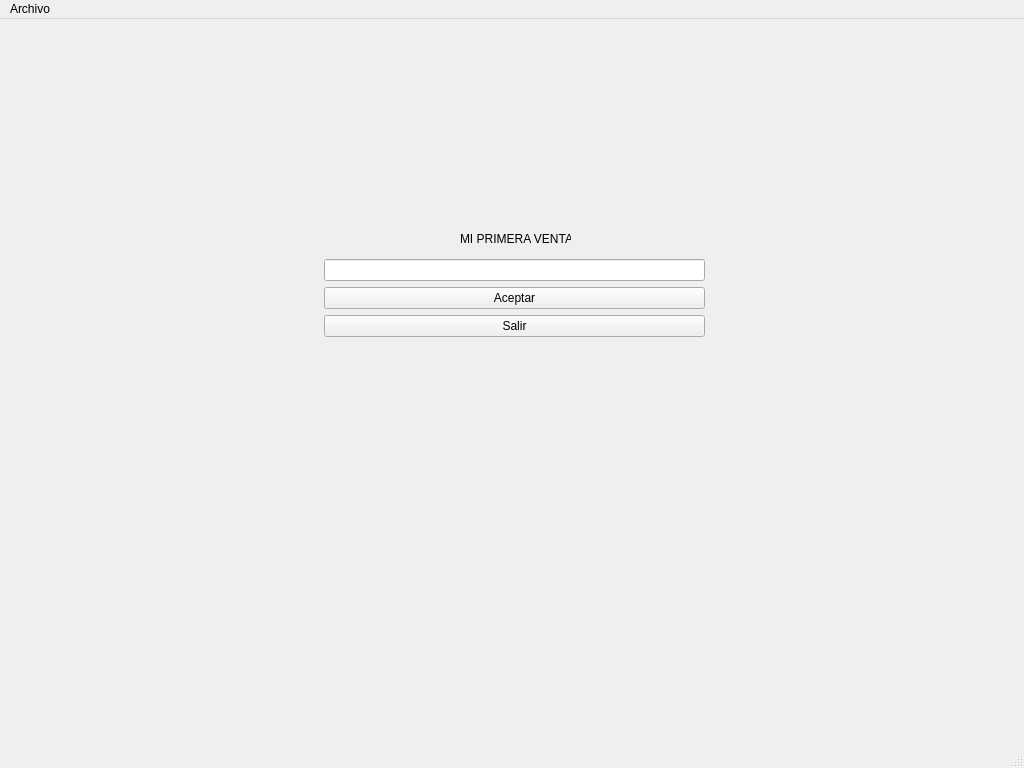
PanicoEstaCogido123/lagopaz, file window.ui: the form before one commit.
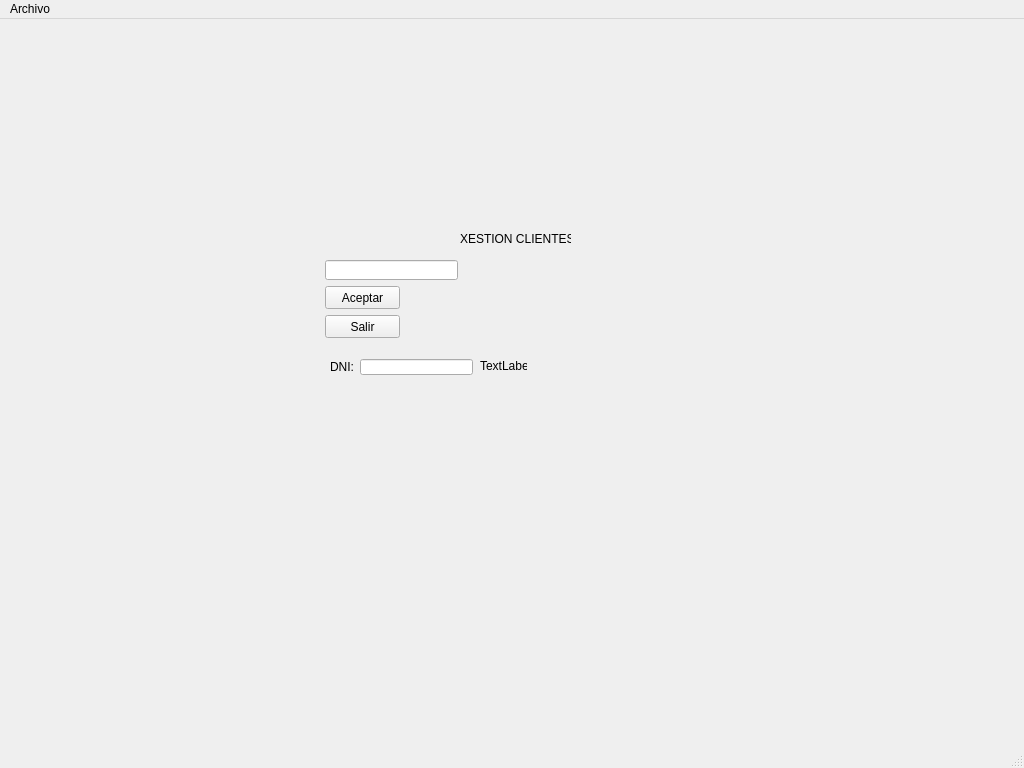
The form after the commit.

Commit message: Modulo clientes

```diff
--- a/window.ui
+++ b/window.ui
@@ -24,37 +24,80 @@
      </rect>
     </property>
     <property name="text">
-     <string>MI PRIMERA VENTANA</string>
+     <string>XESTION CLIENTES</string>
     </property>
    </widget>
-   <widget class="QWidget" name="">
+   <widget class="QLabel" name="lblDNI">
     <property name="geometry">
      <rect>
-      <x>324</x>
-      <y>240</y>
-      <width>381</width>
-      <height>80</height>
+      <x>330</x>
+      <y>340</y>
+      <width>31</width>
+      <height>16</height>
      </rect>
     </property>
-    <layout class="QGridLayout" name="gridLayout">
-     <item row="0" column="0">
-      <widget class="QLineEdit" name="txtDatos"/>
-     </item>
-     <item row="1" column="0">
-      <widget class="QPushButton" name="btnAceptar">
-       <property name="text">
-        <string>Aceptar</string>
-       </property>
-      </widget>
-     </item>
-     <item row="2" column="0">
-      <widget class="QPushButton" name="btnSalir">
-       <property name="text">
-        <string>Salir</string>
-       </property>
-      </widget>
-     </item>
-    </layout>
+    <property name="text">
+     <string>DNI:</string>
+    </property>
+   </widget>
+   <widget class="QLineEdit" name="lineEdit">
+    <property name="geometry">
+     <rect>
+      <x>360</x>
+      <y>340</y>
+      <width>113</width>
+      <height>16</height>
+     </rect>
+    </property>
+   </widget>
+   <widget class="QLabel" name="label">
+    <property name="geometry">
+     <rect>
+      <x>480</x>
+      <y>340</y>
+      <width>47</width>
+      <height>13</height>
+     </rect>
+    </property>
+    <property name="text">
+     <string>TextLabel</string>
+    </property>
+   </widget>
+   <widget class="QLineEdit" name="txtDatos">
+    <property name="geometry">
+     <rect>
+      <x>325</x>
+      <y>241</y>
+      <width>133</width>
+      <height>20</height>
+     </rect>
+    </property>
+   </widget>
+   <widget class="QPushButton" name="btnAceptar">
+    <property name="geometry">
+     <rect>
+      <x>325</x>
+      <y>267</y>
+      <width>75</width>
+      <height>23</height>
+     </rect>
+    </property>
+    <property name="text">
+     <string>Aceptar</string>
+    </property>
+   </widget>
+   <widget class="QPushButton" name="btnSalir">
+    <property name="geometry">
+     <rect>
+      <x>325</x>
+      <y>296</y>
+      <width>75</width>
+      <height>23</height>
+     </rect>
+    </property>
+    <property name="text">
+     <string>Salir</string>
+    </property>
    </widget>
   </widget>
   <widget class="QMenuBar" name="menubar">
```
Left out of the diff: 5 changed lines with no effect on the pictures. The commit also changes 4 other files.
